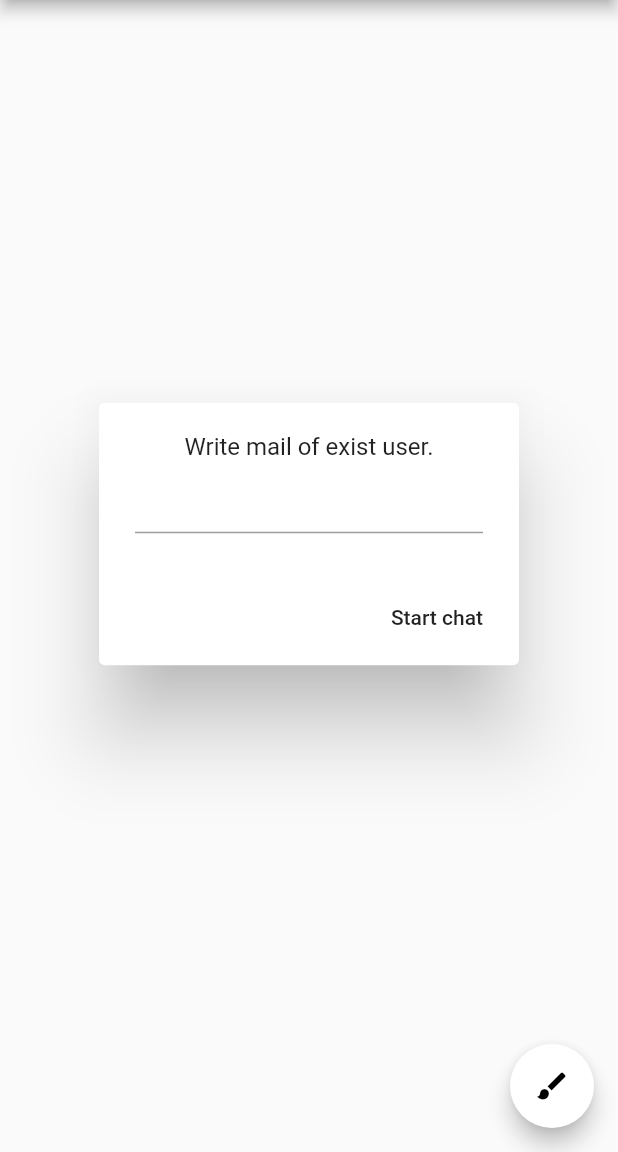
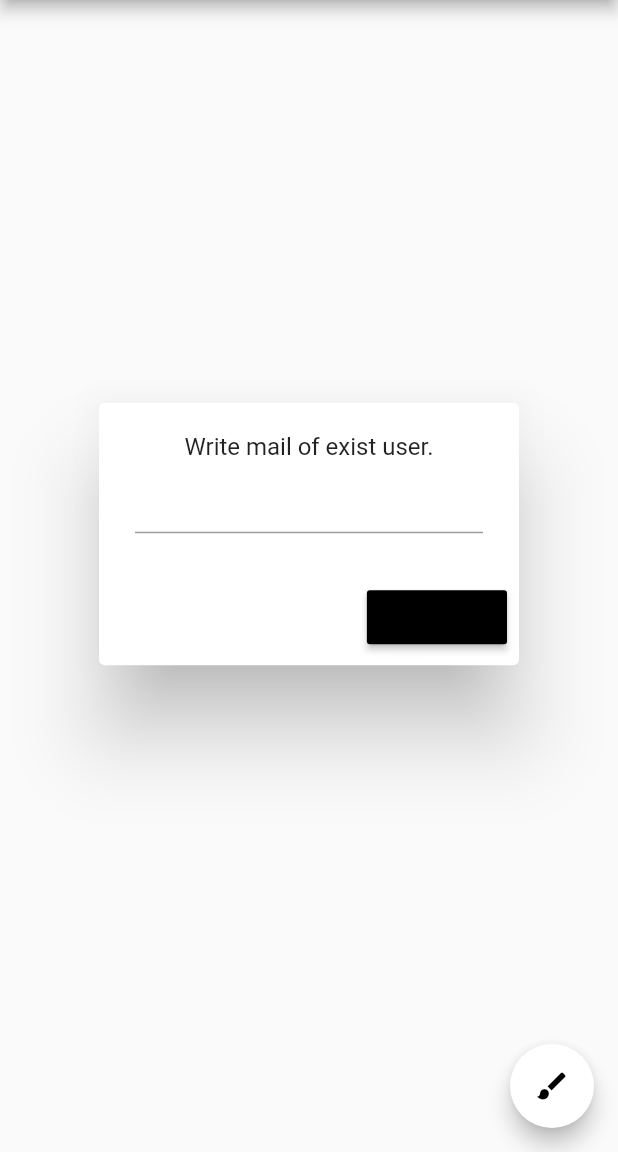
Before and after one commit to Maksimka101/messenger_on_flutter, a Flutter app: the ChatsScreen screen opened directly, after a tap on the "brush" icon, on a phone screen of 412 x 824 dp, the part 84-1236 px from its top. Run offline on Flutter 3.47's test engine with Material 2 defaults, Android fonts, the phone set to English and light mode, and no system bars; our stand-ins replace cloud_firestore, firebase_auth, flutter_spinkit, google_sign_in, rxdart, shared_preferences; accounts and stored records are empty.

Commit message:
mini fix

```diff
--- a/lib/blocs/chat_item_bloc.dart
+++ b/lib/blocs/chat_item_bloc.dart
@@ -8,9 +8,7 @@ class ChatItemBloc {
   ChatItemBloc({
     this.chatId,
     this.date,
-  }) {
-    print(chatId+" "+date);
-  }
+  });
 
   final String chatId, date;
 
--- a/lib/models/user_model.dart
+++ b/lib/models/user_model.dart
@@ -6,7 +6,6 @@ class User {
       userId = userIdentity;
     if (userName != null)
       name = userName;
-    print("$name, $userId");
   }
 
   // TODO
--- a/lib/resources/firestore_repository.dart
+++ b/lib/resources/firestore_repository.dart
@@ -50,7 +50,7 @@ class FirestoreRepository {
         return list;
       });
 
-  sendMessage(
+  static sendMessage(
       {String chatName,
       String senderId,
       String data,
--- a/lib/ui/add_chat_popup_screen.dart
+++ b/lib/ui/add_chat_popup_screen.dart
@@ -57,10 +57,11 @@ class _AddChatScreenState extends State<AddChatScreen> {
         },
       ),
       actions: <Widget>[
-        FlatButton(
+        RaisedButton(
           onPressed: () =>
               _userInput.add(_inputController.text.replaceAll(".", "")),
           child: Text("Start chat"),
+          color: Colors.black,
         ),
       ],
     );
--- a/lib/ui/chats_screen.dart
+++ b/lib/ui/chats_screen.dart
@@ -43,7 +43,6 @@ class _ChatsListState extends State<ChatsList> {
           return ListView.builder(
             itemCount: data.data.length,
             itemBuilder: (context, id) {
-              print(data.data[id].chatsByDate);
               return Column(
                 children: <Widget>[
                   ChatUnit(chatItem: data.data[id],),
--- a/lib/ui/message_item.dart
+++ b/lib/ui/message_item.dart
@@ -57,7 +57,7 @@ class MessageItem extends StatelessWidget {
                 topRight: Radius.circular(borderRadius[3]),
               )),
               child: Padding(
-                padding: EdgeInsets.symmetric(horizontal: 10, vertical: 5),
+                padding: EdgeInsets.symmetric(horizontal: 9, vertical: 6),
                 child: Column(
                   crossAxisAlignment: isFromUser ? CrossAxisAlignment.end :
                     CrossAxisAlignment.start,
```
Also changed, not shown: lib/blocs/chat_screen_bloc.dart (+6 -3 lines).
